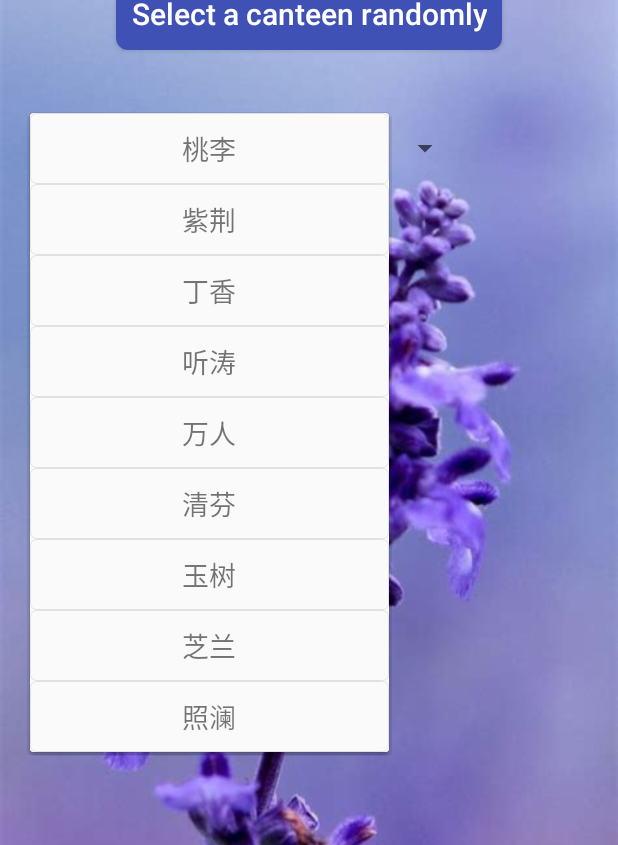
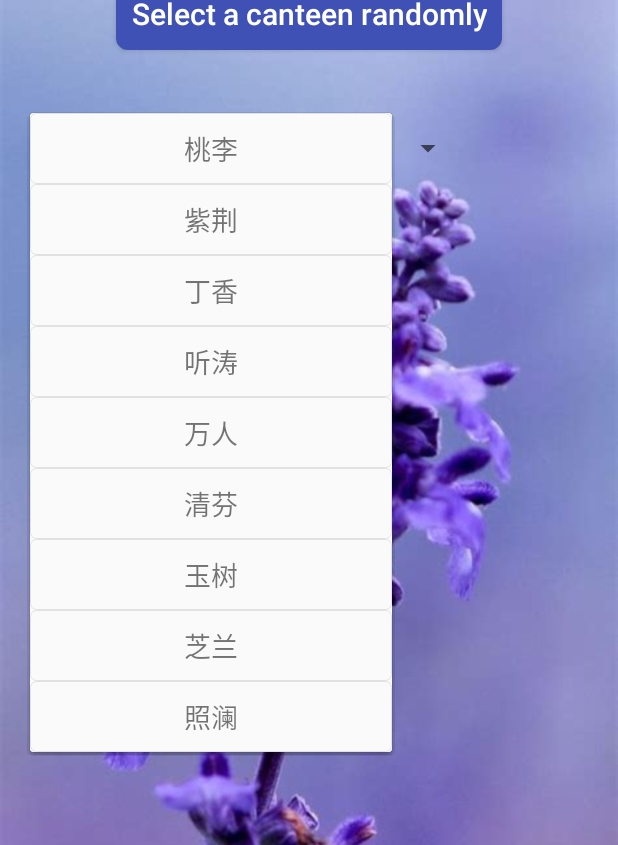
Before and after one commit to ShowLo/WhereToEatInTsinghua, an Android app: the screen it shows after launch (MainActivity), after a tap on "桃李", on a phone screen of 412 x 824 dp. Shown: the part 151-996 px from the top of the screen. Run offline under Robolectric (Android 15) with nearby library versions, the phone set to English and light mode, and no system bars.

Commit message:
modify the ui

```diff
--- a/app/src/main/java/com/example/myfirstapp/SelectCanteenActivity.java
+++ b/app/src/main/java/com/example/myfirstapp/SelectCanteenActivity.java
@@ -25,6 +25,6 @@ public class SelectCanteenActivity extends AppCompatActivity {
 
         //将随机结果显示到文本框中去
         TextView textView = findViewById(R.id.textView);
-        textView.setText(canteen_selected);
+        textView.setText("那就去" + canteen_selected + "吧");
     }
 }
--- a/app/src/main/res/layout/activity_display_canteen.xml
+++ b/app/src/main/res/layout/activity_display_canteen.xml
@@ -4,7 +4,7 @@
     xmlns:tools="http://schemas.android.com/tools"
     android:layout_width="match_parent"
     android:layout_height="match_parent"
-    android:background="@drawable/sunset"
+    android:background="@drawable/dandelion"
     tools:context="com.example.myfirstapp.SelectCanteenActivity">
 
     <TextView
@@ -13,7 +13,7 @@
         android:layout_height="wrap_content"
         android:layout_marginTop="16dp"
         android:text=""
-        android:textColor="@android:color/holo_blue_bright"
+        android:textColor="@android:color/holo_purple"
         android:textSize="100px"
         app:layout_constraintLeft_toLeftOf="parent"
         app:layout_constraintRight_toRightOf="parent"
--- a/app/src/main/res/layout/activity_main.xml
+++ b/app/src/main/res/layout/activity_main.xml
@@ -72,12 +72,34 @@
         android:orientation="vertical"
         app:layout_constraintGuide_percent="0.0" />
 
+    <android.support.constraint.Guideline
+        android:id="@+id/guideline3"
+        android:layout_width="match_parent"
+        android:layout_height="match_parent"
+        android:orientation="horizontal"
+        app:layout_constraintGuide_percent="0.3" />
+
+    <android.support.constraint.Guideline
+        android:id="@+id/guideline4"
+        android:layout_width="match_parent"
+        android:layout_height="match_parent"
+        android:orientation="vertical"
+        app:layout_constraintGuide_percent="0.8" />
+
+    <android.support.constraint.Guideline
+        android:id="@+id/guideline5"
+        android:layout_width="match_parent"
+        android:layout_height="match_parent"
+        android:orientation="vertical"
+        app:layout_constraintGuide_percent="1" />
+
     <Spinner
         android:id="@+id/spinner"
-        android:layout_width="287dp"
+        android:layout_width="0dp"
         android:layout_height="wrap_content"
         android:layout_margin="20dp"
         app:layout_constraintLeft_toRightOf="@id/guideline2"
+        app:layout_constraintRight_toLeftOf="@id/guideline4"
         app:layout_constraintTop_toBottomOf="@id/guideline1" />
 
     <ImageButton
@@ -87,17 +109,10 @@
         android:layout_margin="30dp"
         android:background="@drawable/add"
         android:onClick="addCanteen"
-        app:layout_constraintBottom_toBottomOf="@+id/spinner"
-        app:layout_constraintLeft_toRightOf="@id/spinner"
-        app:layout_constraintTop_toTopOf="@+id/spinner" />
-
-    <android.support.constraint.Guideline
-        android:id="@+id/guideline3"
-        android:layout_width="match_parent"
-        android:layout_height="match_parent"
-        android:orientation="horizontal"
-        app:layout_constraintGuide_percent="0.3" />
-
+        app:layout_constraintBottom_toBottomOf="@id/spinner"
+        app:layout_constraintLeft_toRightOf="@id/guideline4"
+        app:layout_constraintRight_toLeftOf="@id/guideline5"
+        app:layout_constraintTop_toTopOf="@id/spinner" />
 
     <TableLayout
         android:id="@+id/canteenTable"
```
Also changed, not shown: 1 other file.
